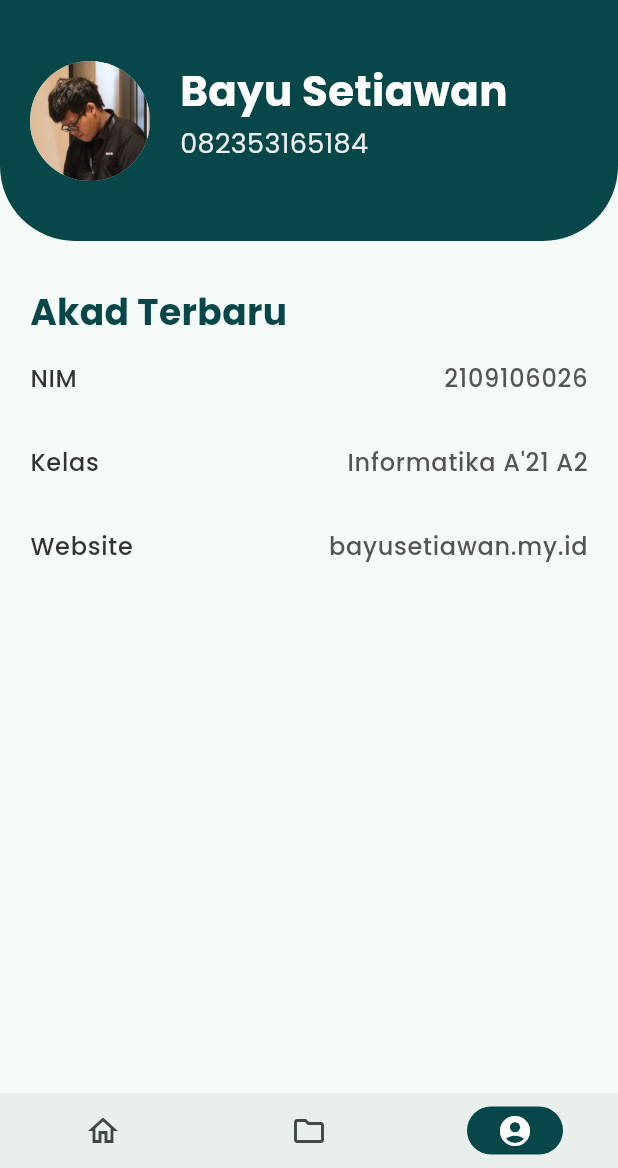
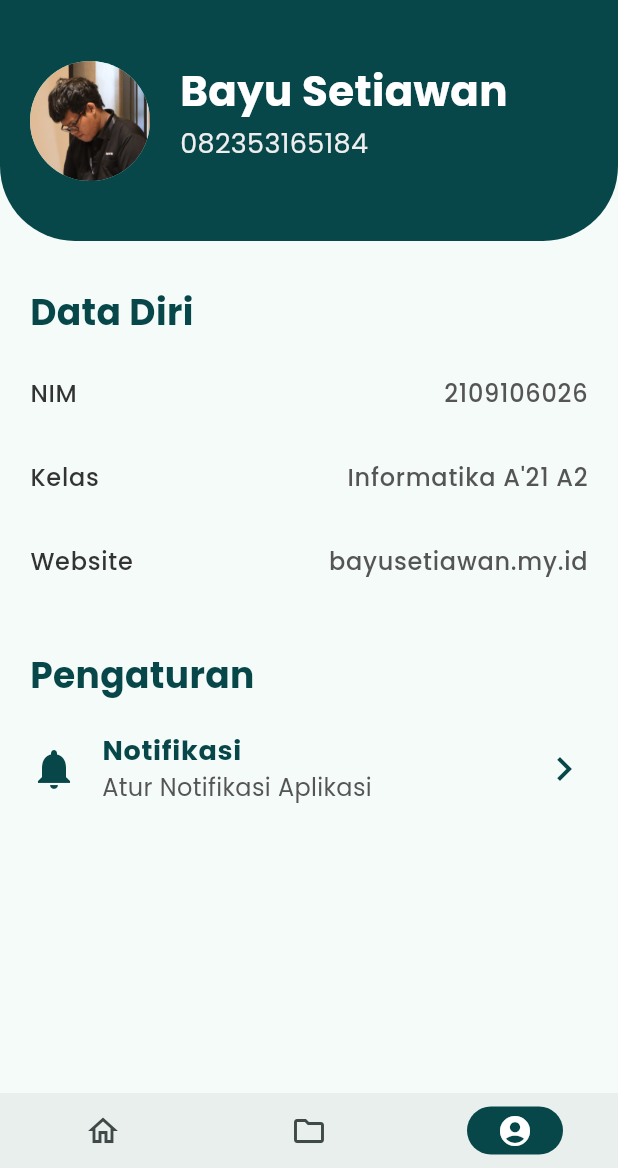
Before and after one commit to MirrorBottle/asadah, a Flutter app: the screen it shows after launch, item 3 of the bottom bar chosen, on a phone screen of 412 x 824 dp, the part 68-1236 px from its top. Run offline on Flutter 3.47's test engine with Material 2 defaults, Android fonts, the phone set to English and light mode, and no system bars; our stand-ins replace google_fonts.

Commit message:
feat: posttest6

```diff
--- a/lib/pages/about_page.dart
+++ b/lib/pages/about_page.dart
@@ -1,5 +1,6 @@
 import 'package:asadah/components/button_component.dart';
 import 'package:asadah/pages/input_akad_page.dart';
+import 'package:asadah/pages/notification_page.dart';
 import 'package:asadah/styles.dart';
 import 'package:flutter/material.dart';
 
@@ -70,20 +71,63 @@ class _AboutPageState extends State<AboutPage> {
               crossAxisAlignment: CrossAxisAlignment.start,
               children: [
                 Text(
-                  "Akad Terbaru",
+                  "Data Diri",
                   style: Styles.textBodyHeadingStyle,
+                ),
+                const SizedBox(
+                  height: 10,
                 ),
                 ...[
                   {"label": "NIM", "value": "2109106026"},
                   {"label": "Kelas", "value": "Informatika A'21 A2"},
                   {"label": "Website", "value": "bayusetiawan.my.id"}
-                ].map((data) => ListTile(
-                  leading: Text(data['label']!, style: Styles.textLabel),
+                ]
+                    .map((data) => ListTile(
+                          leading:
+                              Text(data['label']!, style: Styles.textLabel),
+                          contentPadding:
+                              const EdgeInsets.only(left: 0.0, right: 0.0),
+                          trailing: Text(data['value']!,
+                              style: Styles.textLabel
+                                  .copyWith(color: const Color(0xFF555555))),
+                        ))
+                    .toList(),
+                const SizedBox(
+                  height: 30,
+                ),
+                Text(
+                  "Pengaturan",
+                  style: Styles.textBodyHeadingStyle,
+                ),
+                const SizedBox(
+                  height: 10,
+                ),
+                ListTile(
+                  onTap: () {
+                    Navigator.push(
+                      context,
+                      MaterialPageRoute(
+                          builder: (context) => NotificationPage()),
+                    );
+                  },
                   contentPadding: const EdgeInsets.only(left: 0.0, right: 0.0),
-                  trailing: Text(data['value']!,
+                  leading: const Icon(
+                    Icons.notifications,
+                    size: 32,
+                    color: primaryColor,
+                  ),
+                  title: Text("Notifikasi",
                       style:
-                          Styles.textLabel.copyWith(color: Color(0xFF555555))),
-                )).toList()
+                          Styles.textBodyHeadingStyle.copyWith(fontSize: 18)),
+                  subtitle: Text("Atur Notifikasi Aplikasi",
+                      style: Styles.textLabel
+                          .copyWith(color: const Color(0xFF555555))),
+                  trailing: const Icon(
+                    Icons.chevron_right,
+                    size: 32,
+                    color: primaryColor,
+                  ),
+                )
               ],
             ),
           )
```
Also changed, not shown: lib/pages/notification_page.dart (added, +104 -0 lines).
